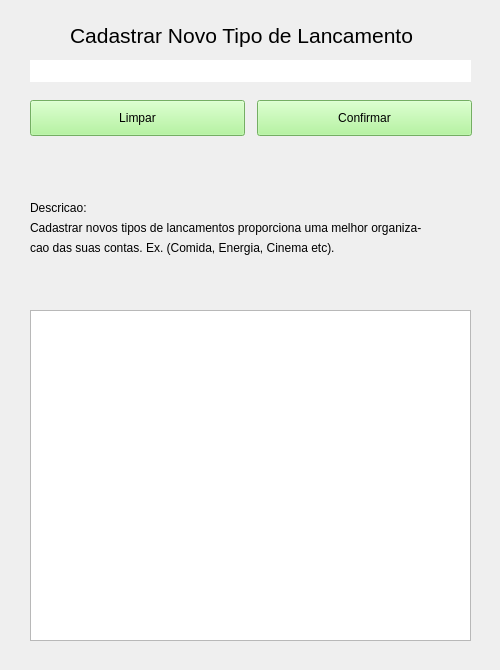
Above: VirtualWallet/logic/src/vision/wnewreleasetype.ui from joaovicentesouto/INE5417 before the change. Below: the same form after it.
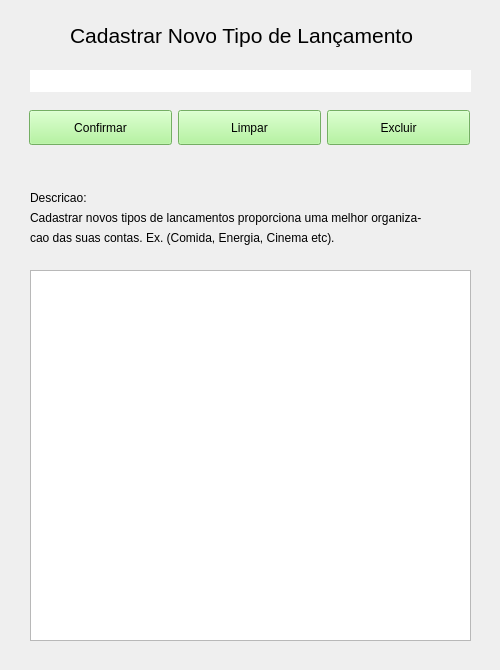
That is the form after the change.

Commit message: Criação das opções de edição e exclusão nos tipos de lançamentos.

Patch:
```diff
--- a/VirtualWallet/logic/src/vision/wnewreleasetype.ui
+++ b/VirtualWallet/logic/src/vision/wnewreleasetype.ui
@@ -29,7 +29,7 @@
    <property name="geometry">
     <rect>
      <x>30</x>
-     <y>220</y>
+     <y>210</y>
      <width>441</width>
      <height>16</height>
     </rect>
@@ -42,7 +42,7 @@
    <property name="geometry">
     <rect>
      <x>30</x>
-     <y>200</y>
+     <y>190</y>
      <width>441</width>
      <height>16</height>
     </rect>
@@ -64,35 +64,14 @@
     <string notr="true">font: 16pt;</string>
    </property>
    <property name="text">
-    <string>Cadastrar Novo Tipo de Lancamento</string>
-   </property>
-  </widget>
-  <widget class="QPushButton" name="Clean">
-   <property name="geometry">
-    <rect>
-     <x>30</x>
-     <y>100</y>
-     <width>215</width>
-     <height>36</height>
-    </rect>
-   </property>
-   <property name="styleSheet">
-    <string notr="true">#Clean
-{
-    background-color: #a3f48a;
-    color: black;
-    font-size: 12px;
-}</string>
-   </property>
-   <property name="text">
-    <string>Limpar</string>
+    <string>Cadastrar Novo Tipo de Lançamento</string>
    </property>
   </widget>
   <widget class="QLineEdit" name="Name">
    <property name="geometry">
     <rect>
      <x>30</x>
-     <y>60</y>
+     <y>70</y>
      <width>441</width>
      <height>22</height>
     </rect>
@@ -108,32 +87,11 @@
     <string/>
    </property>
   </widget>
-  <widget class="QPushButton" name="Confirm">
-   <property name="geometry">
-    <rect>
-     <x>257</x>
-     <y>100</y>
-     <width>215</width>
-     <height>36</height>
-    </rect>
-   </property>
-   <property name="styleSheet">
-    <string notr="true">#Confirm
-{
-    background-color: #a3f48a;
-    color: black;
-    font-size: 12px;
-}</string>
-   </property>
-   <property name="text">
-    <string>Confirmar</string>
-   </property>
-  </widget>
   <widget class="QLabel" name="Description_3">
    <property name="geometry">
     <rect>
      <x>30</x>
-     <y>240</y>
+     <y>230</y>
      <width>441</width>
      <height>16</height>
     </rect>
@@ -165,9 +123,9 @@
    <property name="geometry">
     <rect>
      <x>30</x>
-     <y>310</y>
+     <y>270</y>
      <width>441</width>
-     <height>331</height>
+     <height>371</height>
     </rect>
    </property>
    <property name="minimumSize">
@@ -189,6 +147,132 @@
     </size>
    </property>
   </widget>
+  <widget class="QWidget" name="widget" native="true">
+   <property name="geometry">
+    <rect>
+     <x>29</x>
+     <y>92</y>
+     <width>441</width>
+     <height>71</height>
+    </rect>
+   </property>
+   <layout class="QHBoxLayout" name="horizontalLayout">
+    <item>
+     <widget class="QPushButton" name="Confirm">
+      <property name="minimumSize">
+       <size>
+        <width>0</width>
+        <height>35</height>
+       </size>
+      </property>
+      <property name="maximumSize">
+       <size>
+        <width>16777215</width>
+        <height>35</height>
+       </size>
+      </property>
+      <property name="sizeIncrement">
+       <size>
+        <width>0</width>
+        <height>35</height>
+       </size>
+      </property>
+      <property name="baseSize">
+       <size>
+        <width>0</width>
+        <height>35</height>
+       </size>
+      </property>
+      <property name="styleSheet">
+       <string notr="true">#Confirm
+{
+    background-color: #a3f48a;
+    color: black;
+    font-size: 12px;
+}</string>
+      </property>
+      <property name="text">
+       <string>Confirmar</string>
+      </property>
+     </widget>
+    </item>
+    <item>
+     <widget class="QPushButton" name="Clean">
+      <property name="minimumSize">
+       <size>
+        <width>0</width>
+        <height>35</height>
+       </size>
+      </property>
+      <property name="maximumSize">
+       <size>
+        <width>16777215</width>
+        <height>35</height>
+       </size>
+      </property>
+      <property name="sizeIncrement">
+       <size>
+        <width>0</width>
+        <height>35</height>
+       </size>
+      </property>
+      <property name="baseSize">
+       <size>
+        <width>0</width>
+        <height>35</height>
+       </size>
+      </property>
+      <property name="styleSheet">
+       <string notr="true">#Clean
+{
+    background-color: #a3f48a;
+    color: black;
+    font-size: 12px;
+}</string>
+      </property>
+      <property name="text">
+       <string>Limpar</string>
+      </property>
+     </widget>
+    </item>
+    <item>
+     <widget class="QPushButton" name="Delete">
+      <property name="minimumSize">
+       <size>
+        <width>0</width>
+        <height>35</height>
+       </size>
+      </property>
+      <property name="maximumSize">
+       <size>
+        <width>16777215</width>
+        <height>35</height>
+       </size>
+      </property>
+      <property name="sizeIncrement">
+       <size>
+        <width>0</width>
+        <height>35</height>
+       </size>
+      </property>
+      <property name="baseSize">
+       <size>
+        <width>0</width>
+        <height>35</height>
+       </size>
+      </property>
+      <property name="styleSheet">
+       <string notr="true">    background-color: #a3f48a;
+    color: black;
+    font-size: 12px;</string>
+      </property>
+      <property name="text">
+       <string>Excluir</string>
+      </property>
+     </widget>
+    </item>
+   </layout>
+  </widget>
  </widget>
  <resources/>
  <connections/>
```
Left out of the diff: 2 changed lines with no effect on the pictures. The commit also changes 9 other files.
